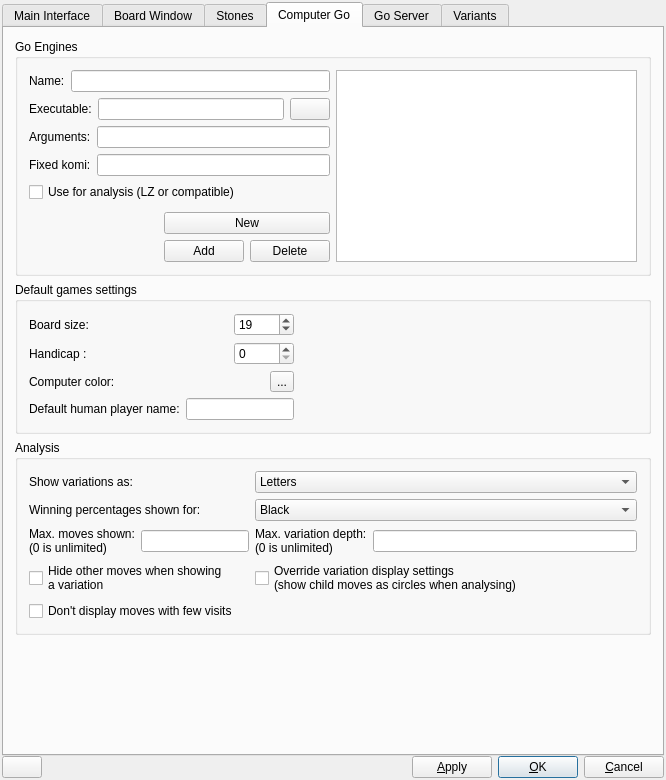
First picture: the form in src/preferences_gui.ui, repository bernds/q5Go, before the edit.
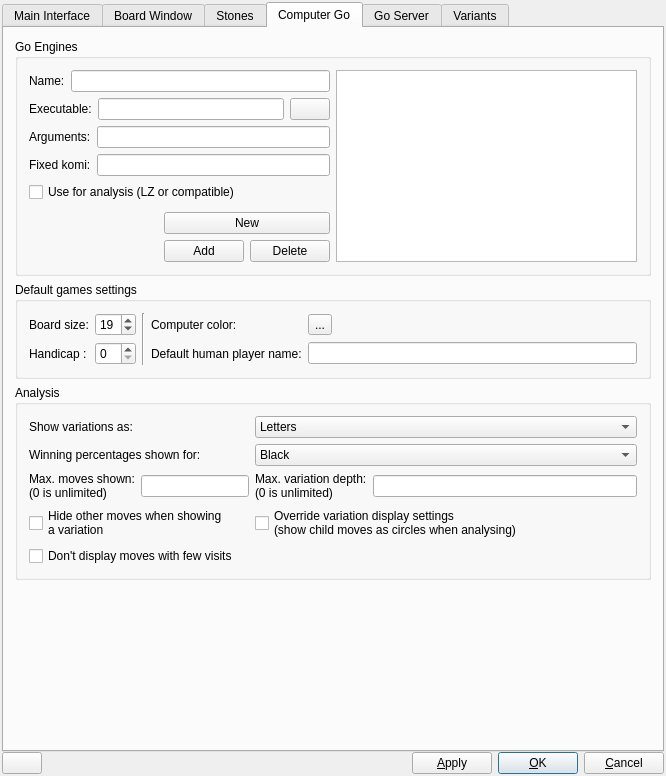
Second picture: the form after the edit. The open tabs and pages were chosen to show the change. Icons and pictures are not drawn. Custom widgets are drawn as their Qt base class.

Commit message: Minor visual improvements to the preferences dialog

Diff of the .ui file:
```diff
--- a/src/preferences_gui.ui
+++ b/src/preferences_gui.ui
@@ -7,7 +7,7 @@
     <x>0</x>
     <y>0</y>
     <width>666</width>
-    <height>780</height>
+    <height>776</height>
    </rect>
   </property>
   <property name="sizePolicy">
@@ -1993,66 +1993,10 @@
           <string>Default games settings</string>
          </property>
          <layout class="QGridLayout" name="gridLayout_8">
-          <item row="2" column="0" rowspan="2" colspan="2">
-           <layout class="QHBoxLayout" name="horizontalLayout_4">
-            <property name="topMargin">
-             <number>0</number>
-            </property>
-            <item>
-             <widget class="QLabel" name="label_7">
-              <property name="text">
-               <string>Computer color:</string>
-              </property>
-             </widget>
-            </item>
-            <item>
-             <spacer name="horizontalSpacer_2">
-              <property name="orientation">
-               <enum>Qt::Horizontal</enum>
-              </property>
-              <property name="sizeHint" stdset="0">
-               <size>
-                <width>40</width>
-                <height>20</height>
-               </size>
-              </property>
-             </spacer>
-            </item>
-            <item>
-             <widget class="QToolButton" name="computerWhiteButton">
-              <property name="text">
-               <string>...</string>
-              </property>
-              <property name="icon">
-               <iconset resource="q4go.qrc">
-                <normaloff>:/images/stone_b16.png</normaloff>
-                <normalon>:/images/stone_w16.png</normalon>:/images/stone_b16.png</iconset>
-              </property>
-              <property name="checkable">
-               <bool>true</bool>
-              </property>
-             </widget>
-            </item>
-           </layout>
-          </item>
-          <item row="1" column="0" colspan="2">
-           <layout class="QHBoxLayout">
-            <property name="spacing">
-             <number>6</number>
-            </property>
-            <property name="leftMargin">
-             <number>0</number>
-            </property>
-            <property name="topMargin">
-             <number>0</number>
-            </property>
-            <property name="rightMargin">
-             <number>0</number>
-            </property>
-            <property name="bottomMargin">
-             <number>0</number>
-            </property>
-            <item>
+          <item row="1" column="4">
+           <widget class="QLineEdit" name="humanName"/>
+          </item>
+          <item row="1" column="0">
              <widget class="QLabel" name="TextLabel6_2">
               <property name="toolTip">
                <string>Playing time</string>
@@ -2065,51 +2009,14 @@
               </property>
              </widget>
             </item>
-            <item>
-             <widget class="QSpinBox" name="computerHandicapSpin">
-              <property name="maximumSize">
-               <size>
-                <width>60</width>
-                <height>32767</height>
-               </size>
-              </property>
-              <property name="toolTip">
-               <string>Playing time</string>
-              </property>
-              <property name="suffix">
-               <string/>
-              </property>
-              <property name="minimum">
-               <number>0</number>
-              </property>
-              <property name="maximum">
-               <number>9</number>
-              </property>
-              <property name="value">
-               <number>0</number>
+          <item row="0" column="3">
+           <widget class="QLabel" name="label_7">
+            <property name="text">
+             <string>Computer color:</string>
               </property>
              </widget>
             </item>
-           </layout>
-          </item>
-          <item row="0" column="0" colspan="2">
-           <layout class="QHBoxLayout">
-            <property name="spacing">
-             <number>6</number>
-            </property>
-            <property name="leftMargin">
-             <number>0</number>
-            </property>
-            <property name="topMargin">
-             <number>0</number>
-            </property>
-            <property name="rightMargin">
-             <number>0</number>
-            </property>
-            <property name="bottomMargin">
-             <number>0</number>
-            </property>
-            <item>
+          <item row="0" column="0">
              <widget class="QLabel" name="TextLabel3_3_3">
               <property name="toolTip">
                <string>board size</string>
@@ -2122,7 +2029,7 @@
               </property>
              </widget>
             </item>
-            <item>
+          <item row="0" column="1">
              <widget class="QSpinBox" name="computerSizeSpin">
               <property name="maximumSize">
                <size>
@@ -2144,26 +2051,67 @@
               </property>
              </widget>
             </item>
-           </layout>
-          </item>
-          <item row="4" column="0" colspan="2">
-           <layout class="QHBoxLayout" name="_23">
-            <property name="spacing">
-             <number>6</number>
-            </property>
-            <property name="leftMargin">
-             <number>0</number>
-            </property>
+          <item row="0" column="4">
+           <layout class="QHBoxLayout" name="horizontalLayout_4">
             <property name="topMargin">
              <number>0</number>
             </property>
-            <property name="rightMargin">
+            <item>
+             <widget class="QToolButton" name="computerWhiteButton">
+              <property name="text">
+               <string>...</string>
+              </property>
+              <property name="icon">
+               <iconset resource="q4go.qrc">
+                <normaloff>:/images/stone_b16.png</normaloff>
+                <normalon>:/images/stone_w16.png</normalon>:/images/stone_b16.png</iconset>
+              </property>
+              <property name="checkable">
+               <bool>true</bool>
+              </property>
+             </widget>
+            </item>
+            <item>
+             <spacer name="horizontalSpacer_2">
+              <property name="orientation">
+               <enum>Qt::Horizontal</enum>
+              </property>
+              <property name="sizeHint" stdset="0">
+               <size>
+                <width>40</width>
+                <height>20</height>
+               </size>
+              </property>
+             </spacer>
+            </item>
+           </layout>
+          </item>
+          <item row="1" column="1">
+           <widget class="QSpinBox" name="computerHandicapSpin">
+            <property name="maximumSize">
+             <size>
+              <width>60</width>
+              <height>32767</height>
+             </size>
+            </property>
+            <property name="toolTip">
+             <string>Playing time</string>
+            </property>
+            <property name="suffix">
+             <string/>
+            </property>
+            <property name="minimum">
              <number>0</number>
             </property>
-            <property name="bottomMargin">
+            <property name="maximum">
+             <number>9</number>
+            </property>
+            <property name="value">
              <number>0</number>
             </property>
-            <item>
+           </widget>
+          </item>
+          <item row="1" column="3">
              <widget class="QLabel" name="TextLabel3_3_5">
               <property name="toolTip">
                <string>board size</string>
@@ -2176,23 +2124,12 @@
               </property>
              </widget>
             </item>
-            <item>
-             <widget class="QLineEdit" name="humanName"/>
-            </item>
-           </layout>
-          </item>
-          <item row="4" column="2">
-           <spacer name="horizontalSpacer_3">
+          <item row="0" column="2" rowspan="2">
+           <widget class="Line" name="line">
             <property name="orientation">
-             <enum>Qt::Horizontal</enum>
+             <enum>Qt::Vertical</enum>
             </property>
-            <property name="sizeHint" stdset="0">
-             <size>
-              <width>40</width>
-              <height>20</height>
-             </size>
-            </property>
-           </spacer>
+           </widget>
           </item>
          </layout>
         </widget>
```
Left out of the diff: 6 changed lines with no effect on the pictures. Lines whose indentation alone changed are shown as unchanged.
